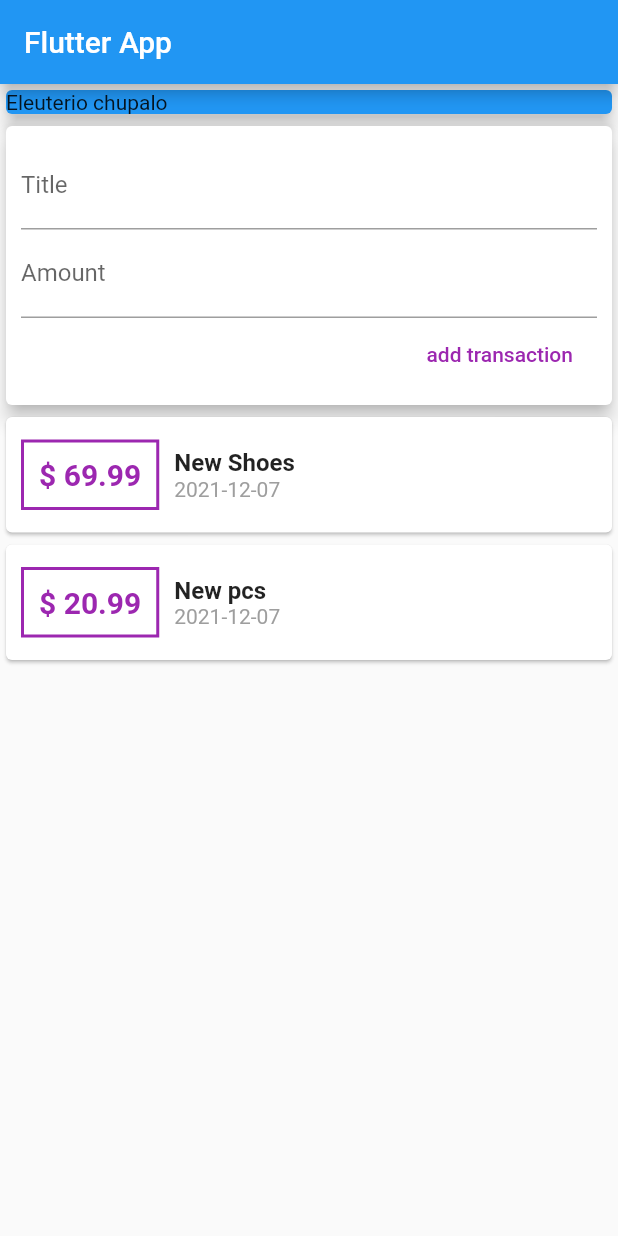
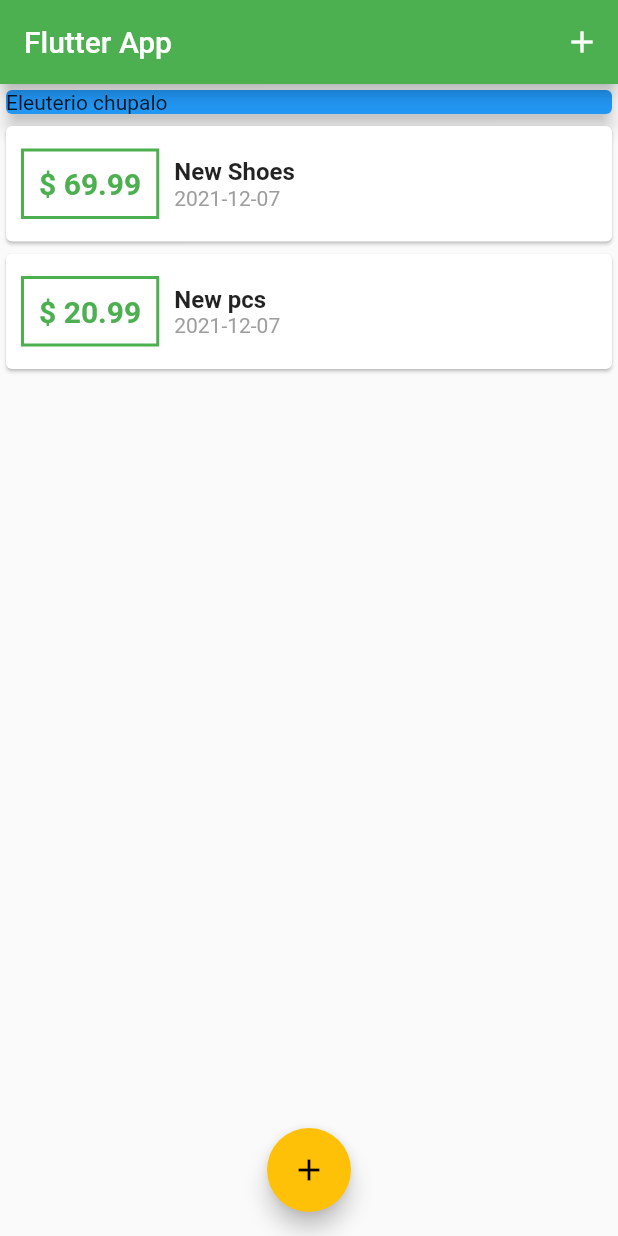
Before and after one commit to guzmanem/flutter__personal_expenses_app, a Flutter app: the screen it shows after launch, on a phone screen of 412 x 824 dp. Run offline on Flutter 3.47's test engine with Material 2 defaults, Android fonts, the light colour scheme and no system bars.

Commit message:
feat: theme style y modal bottom

```diff
--- a/lib/main.dart
+++ b/lib/main.dart
@@ -2,7 +2,9 @@
 
 import 'package:flutter/material.dart';
 
-import './widgets/user_transaction.dart';
+import './widgets/new_transaction.dart';
+import './models/transaction.dart';
+import './widgets/transaction_list.dart';
 
 void main() => runApp(MyApp());
 
@@ -10,18 +12,76 @@ class MyApp extends StatelessWidget {
   @override
   Widget build(BuildContext context) {
     return MaterialApp(
-      title: 'Flutter App',
+      title: 'Personal Expenses',
+      theme: ThemeData(
+        primarySwatch: Colors.green,
+        accentColor: Colors.amber,
+      ),
       home: MyHomePage(),
     );
   }
 }
 
-class MyHomePage extends StatelessWidget {
+class MyHomePage extends StatefulWidget {
+  @override
+  State<MyHomePage> createState() => _MyHomePageState();
+}
+
+class _MyHomePageState extends State<MyHomePage> {
+  final List<Transaction> _UserTransactions = [
+    Transaction(
+      id: 't1',
+      title: 'New Shoes',
+      amount: 69.99,
+      date: DateTime.now(),
+    ),
+    Transaction(
+      id: 't2',
+      title: 'New pcs',
+      amount: 20.99,
+      date: DateTime.now(),
+    )
+  ];
+
+  void _addNewTransaction(String txTitle, double txAmount) {
+    final newTx = Transaction(
+      title: txTitle,
+      amount: txAmount,
+      date: DateTime.now(),
+      id: DateTime.now().toString(),
+    );
+
+    setState(() {
+      _UserTransactions.add(newTx);
+    });
+  }
+
+  void _startAddNewTransaction(BuildContext ctx) {
+    showModalBottomSheet(
+      context: ctx,
+      builder: (_) {
+        return GestureDetector(
+          child: NewTransaction(_addNewTransaction),
+          onTap: () => {},
+          behavior: HitTestBehavior.opaque,
+        );
+      },
+    );
+  }
+
   @override
   Widget build(BuildContext context) {
     return Scaffold(
       appBar: AppBar(
         title: Text('Flutter App'),
+        actions: [
+          IconButton(
+            onPressed: () => _startAddNewTransaction(context),
+            icon: Icon(
+              Icons.add,
+            ),
+          ),
+        ],
       ),
       body: SingleChildScrollView(
         child: Column(
@@ -36,9 +96,16 @@ class MyHomePage extends StatelessWidget {
                 elevation: 5,
               ),
             ),
-            UserTransactions(),
+            TransactionList(_UserTransactions)
           ],
         ),
+      ),
+      floatingActionButtonLocation: FloatingActionButtonLocation.centerFloat,
+      floatingActionButton: FloatingActionButton(
+        child: Icon(
+          Icons.add,
+        ),
+        onPressed: () => _startAddNewTransaction(context),
       ),
     );
   }
--- a/lib/widgets/transaction_list.dart
+++ b/lib/widgets/transaction_list.dart
@@ -11,7 +11,7 @@ class TransactionList extends StatelessWidget {
   @override
   Widget build(BuildContext context) {
     return Container(
-      height: 375,
+      height: 570,
       child: SingleChildScrollView(
         child: Column(
           children: transactions.map((tx) {
@@ -25,17 +25,17 @@ class TransactionList extends StatelessWidget {
                   ),
                   decoration: BoxDecoration(
                     border: Border.all(
-                      color: Colors.purple,
+                      color: Theme.of(context).primaryColor,
                       width: 2,
                     ),
                   ),
                   padding: const EdgeInsets.all(10),
                   child: Text(
                     '\$ ${tx.amount.toStringAsFixed(2)}',
-                    style: const TextStyle(
+                    style: TextStyle(
                       fontWeight: FontWeight.bold,
                       fontSize: 20,
-                      color: Colors.purple,
+                      color: Theme.of(context).primaryColor,
                     ),
                   ),
                 ),
--- a/lib/widgets/user_transaction.dart
+++ /dev/null
@@ -1,52 +0,0 @@
-import 'package:flutter/material.dart';
-
-import './transaction_list.dart';
-import './new_transaction.dart';
-import '../models/transaction.dart';
-
-class UserTransactions extends StatefulWidget {
-  const UserTransactions({Key? key}) : super(key: key);
-
-  @override
-  _UserTransactionsState createState() => _UserTransactionsState();
-}
-
-class _UserTransactionsState extends State<UserTransactions> {
-  final List<Transaction> _UserTransactions = [
-    Transaction(
-      id: 't1',
-      title: 'New Shoes',
-      amount: 69.99,
-      date: DateTime.now(),
-    ),
-    Transaction(
-      id: 't2',
-      title: 'New pcs',
-      amount: 20.99,
-      date: DateTime.now(),
-    )
-  ];
-
-  void _addNewTransaction(String txTitle, double txAmount) {
-    final newTx = Transaction(
-      title: txTitle,
-      amount: txAmount,
-      date: DateTime.now(),
-      id: DateTime.now().toString(),
-    );
-
-    setState(() {
-      _UserTransactions.add(newTx);
-    });
-  }
-
-  @override
-  Widget build(BuildContext context) {
-    return Column(
-      children: [
-        NewTransaction(_addNewTransaction),
-        TransactionList(_UserTransactions),
-      ],
-    );
-  }
-}
```
Also changed, not shown: lib/widgets/new_transaction.dart (+13 -4 lines).
